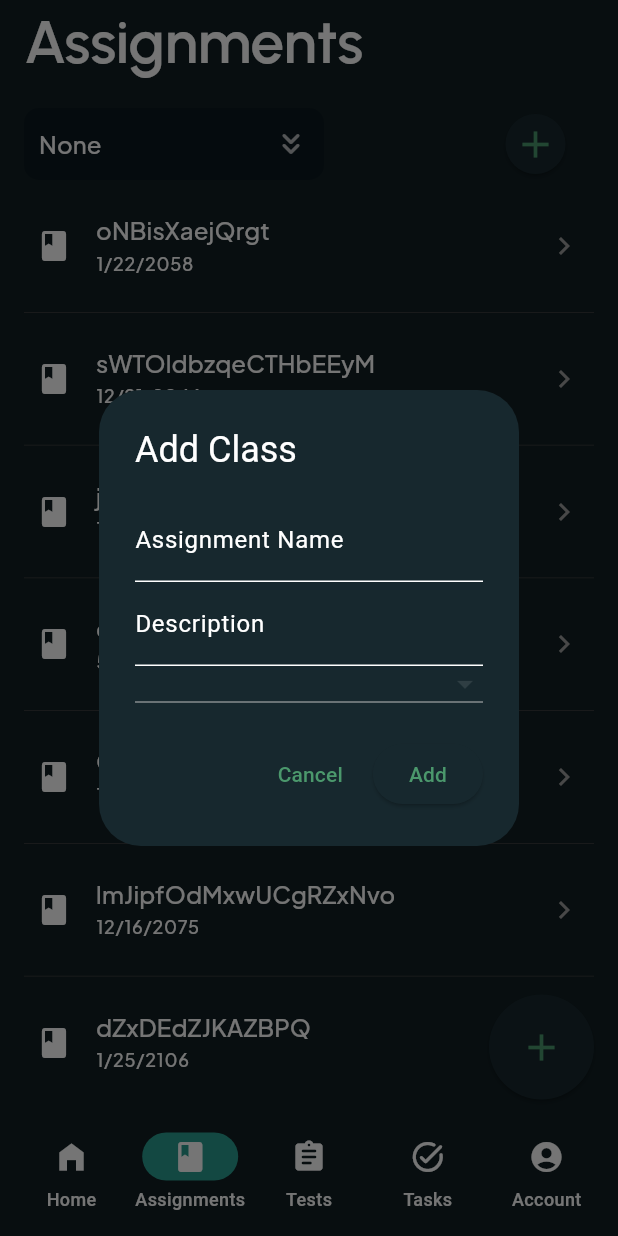
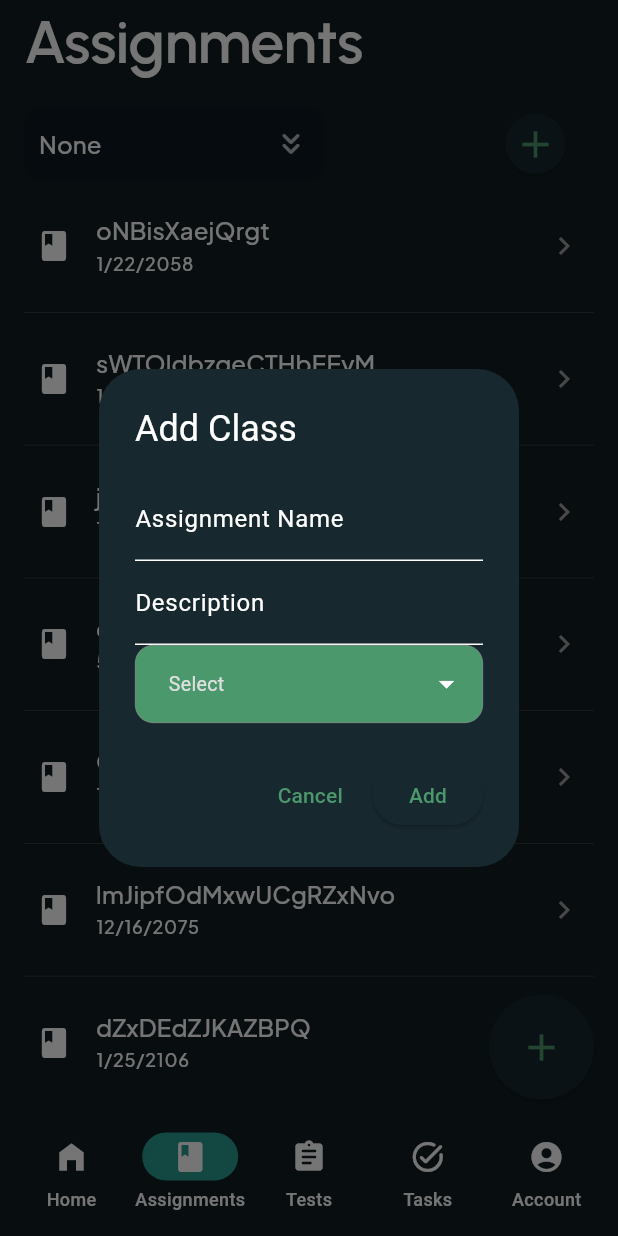
Before and after one commit to ariyha/StudyBuddy, a Flutter app: the screen it shows once a user with an empty profile is signed in, item 2 of the bottom bar chosen, after a tap on the "add" icon, on a phone screen of 412 x 824 dp. Run offline on Flutter 3.47's test engine with Material 3 defaults, Android fonts, the phone set to English and light mode, and no system bars; drawn by our look-alikes of multi_dropdown; our stand-ins replace cloud_firestore, firebase_auth, firebase_core, go_router, google_fonts, google_sign_in; missing offline and left inert: clean_calendar; accounts and stored records are empty; generated files the repository leaves out were written again.

Commit message:
dropdown

```diff
--- a/lib/assignment.dart
+++ b/lib/assignment.dart
@@ -1,6 +1,7 @@
 import 'package:cloud_firestore/cloud_firestore.dart';
 import 'package:firebase_auth/firebase_auth.dart';
 import 'package:flutter/material.dart';
+import 'package:multi_dropdown/multiselect_dropdown.dart';
 import 'package:studybuddy/navbar.dart';
 
 class AssignmentPage extends StatefulWidget {
@@ -63,6 +64,7 @@ class _AssignmentPageState extends State<AssignmentPage> {
     String admin = FirebaseAuth.instance.currentUser!.uid;
     getUsers();
     print(UserIDs);
+    var selectedUsers = [];
 
     showDialog(
         context: context,
@@ -92,34 +94,16 @@ class _AssignmentPageState extends State<AssignmentPage> {
                       return null;
                     },
                   ),
-                  DropdownButton(
-                    items: UserIDs.map((e) => DropdownMenuItem(
-                        value: e['ID'],
-                        child: Row(
-                          children: [
-                            Checkbox(
-                                value: e['chosen'],
-                                onChanged: (bool? newValue) {
-                                  setState(() {
-                                    e['chosen'] = !e['chosen'];
-                                  });
-                                }),
-                            Text(e['name']),
-                          ],
-                        ))).toList(),
-                    onChanged: (value) {},
-                    isDense: true,
-                    isExpanded: true,
-                    value: null,
-                    selectedItemBuilder: (BuildContext context) {
-                      return UserIDs.map<Widget>((e) {
-                        return Text(e['ID']);
-                      }).toList();
+                  MultiSelectDropDown(
+                    onOptionSelected: (options) {
+                      selectedUsers = options;
+                      debugPrint('$selectedUsers');
                     },
-                    icon: const Icon(Icons.arrow_drop_down),
-                    iconSize: 24,
-                    elevation: 16,
-                  ),
+                    fieldBackgroundColor: Theme.of(context).primaryColor,
+                    options: UserIDs.map((e) =>
+                            ValueItem<String>(label: e['name'], value: e['ID']))
+                        .toList(),
+                  )
                 ],
               ),
               actions: <Widget>[
@@ -235,9 +219,6 @@ class _AssignmentPageState extends State<AssignmentPage> {
                                   if (formKey.currentState!.validate()) {
                                     formKey.currentState!.save();
                                     // Handle form submission logic
-                                    print('Assignment Name: $assignmentName');
-                                    print('End Date: $endDate');
-                                    print('Description: $description');
                                     Navigator.of(context).pop();
                                   }
                                 },
--- a/pubspec.yaml
+++ b/pubspec.yaml
@@ -45,6 +45,7 @@ dependencies:
   firebase_ui_auth:
   cloud_firestore:
   uuid: ^4.4.0
+  multi_dropdown:
 
 dev_dependencies:
   flutter_test:
```
Also changed, not shown: pubspec.lock.
